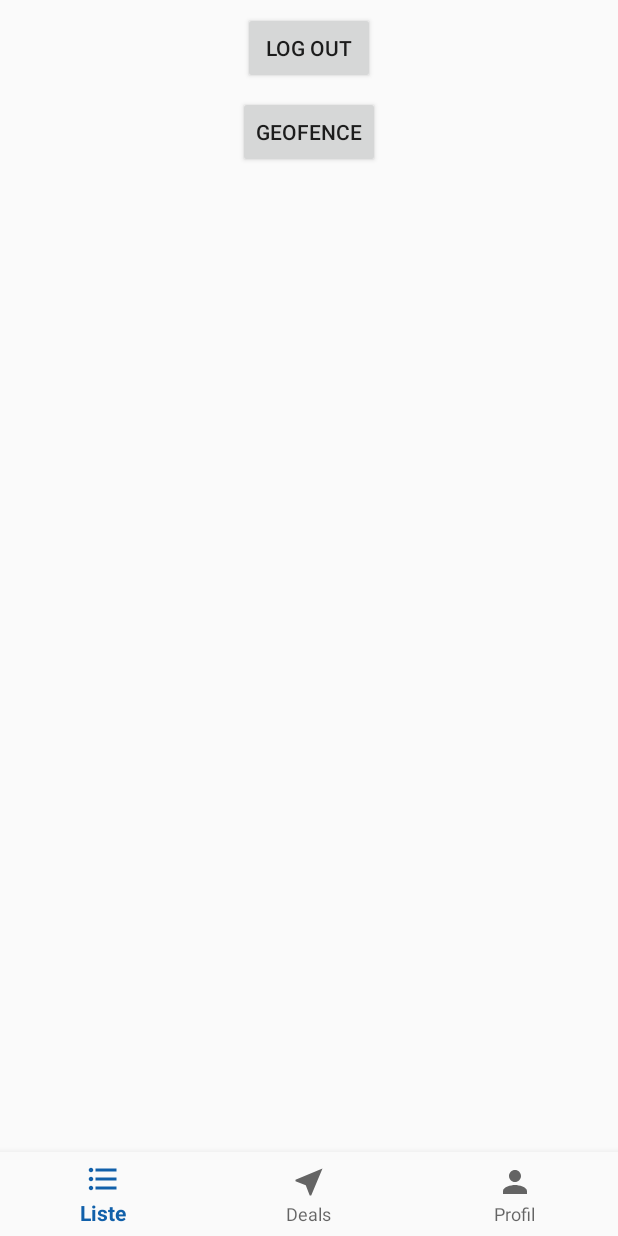
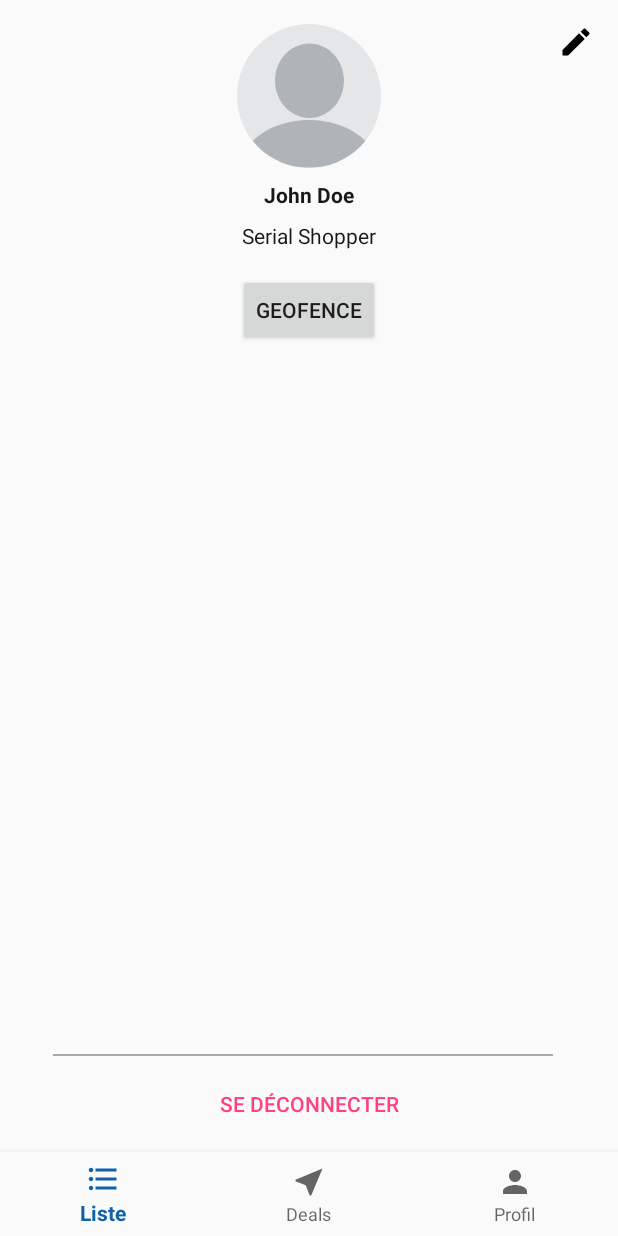
Before and after one commit to nothaldir/HETIC-Bart-Project, an Android app: the fragment ProfileFragment placed in its activity, on a phone screen of 412 x 824 dp. Run offline under Robolectric (Android 15) with nearby library versions, the phone set to English and light mode, and no system bars; our stand-ins replace CircleImageView; libraries missing offline, so code that uses them is left out: com.firebase.ui, com.mapbox.mapboxsdk; 1 statement that could not run was skipped.

Commit message:
:sparkles: profile fragment

```diff
--- a/app/build.gradle
+++ b/app/build.gradle
@@ -35,6 +35,7 @@ dependencies {
     implementation 'com.mapbox.mapboxsdk:mapbox-android-sdk:5.2.1'
     implementation 'com.android.support:design:26.1.0'
     implementation 'com.android.support:support-v4:26.1.0'
+    compile 'de.hdodenhof:circleimageview:2.2.0'
     testImplementation 'junit:junit:4.12'
     androidTestImplementation 'com.android.support.test:runner:1.0.1'
     androidTestImplementation 'com.android.support.test.espresso:espresso-core:3.0.1'
--- a/app/src/main/java/com/hetic/hetic_e18_bart/MainActivity.java
+++ b/app/src/main/java/com/hetic/hetic_e18_bart/MainActivity.java
@@ -30,6 +30,7 @@ public class MainActivity extends AppCompatActivity {
             // not signed in
             startActivityForResult(AuthUI.getInstance()
                             .createSignInIntentBuilder()
+                            .setTheme(R.style.AppTheme)
                             .setIsSmartLockEnabled(false)
                             .setAvailableProviders(
                                     Arrays.asList(
--- /dev/null
+++ b/app/src/main/res/drawable/ic_blank_profile_picture.xml
@@ -0,0 +1,15 @@
+<vector xmlns:android="http://schemas.android.com/apk/res/android"
+        android:width="401dp"
+        android:height="401dp"
+        android:viewportWidth="401.0"
+        android:viewportHeight="401.0">
+    <path
+        android:pathData="M-44.7,-44.7l490.4,0l0,490.4l-490.4,0z"
+        android:fillColor="#E4E6E7"/>
+    <path
+        android:pathData="m201,267.1c-103.4,0 -187.8,58.9 -192.5,132.8l385,0c-4.7,-73.9 -89.2,-132.8 -192.5,-132.8z"
+        android:fillColor="#AEB4B7"/>
+    <path
+        android:pathData="m297.6,158c0,57.2 -42.9,103.5 -95.9,103.5s-95.9,-46.3 -95.9,-103.5 42.9,-103.5 95.9,-103.5c53,0 95.9,46.4 95.9,103.5z"
+        android:fillColor="#AEB4B7"/>
+</vector>
--- /dev/null
+++ b/app/src/main/res/drawable/ic_edit_black_24dp.xml
@@ -0,0 +1,9 @@
+<vector xmlns:android="http://schemas.android.com/apk/res/android"
+        android:width="24dp"
+        android:height="24dp"
+        android:viewportWidth="24.0"
+        android:viewportHeight="24.0">
+    <path
+        android:fillColor="#FF000000"
+        android:pathData="M3,17.25V21h3.75L17.81,9.94l-3.75,-3.75L3,17.25zM20.71,7.04c0.39,-0.39 0.39,-1.02 0,-1.41l-2.34,-2.34c-0.39,-0.39 -1.02,-0.39 -1.41,0l-1.83,1.83 3.75,3.75 1.83,-1.83z"/>
+</vector>
--- a/app/src/main/res/layout/activity_home.xml
+++ b/app/src/main/res/layout/activity_home.xml
@@ -27,10 +27,9 @@
         android:animateLayoutChanges="true"
         app:layout_constraintBottom_toTopOf="@+id/navigation"
         app:layout_constraintEnd_toEndOf="parent"
-        app:layout_constraintHorizontal_bias="0.0"
         app:layout_constraintStart_toStartOf="parent"
         app:layout_constraintTop_toTopOf="parent"
-        app:layout_constraintVertical_bias="0">
+        app:layout_constraintVertical_bias="0.0">
     </FrameLayout>
 
 </android.support.constraint.ConstraintLayout>
--- a/app/src/main/res/layout/fragment_profile.xml
+++ b/app/src/main/res/layout/fragment_profile.xml
@@ -4,24 +4,35 @@
     android:layout_width="match_parent"
     android:layout_height="match_parent"
     tools:context="com.hetic.hetic_e18_bart.ProfileFragment">
-    <android.support.constraint.ConstraintLayout xmlns:android="http://schemas.android.com/apk/res/android"
-        xmlns:app="http://schemas.android.com/apk/res-auto"
-        xmlns:tools="http://schemas.android.com/tools"
+    <android.support.constraint.ConstraintLayout
         android:layout_width="match_parent"
-        android:layout_height="match_parent"
-        tools:context="com.hetic.hetic_e18_bart.MainActivity">
+        android:layout_height="match_parent">
+
+        <de.hdodenhof.circleimageview.CircleImageView xmlns:app="http://schemas.android.com/apk/res-auto"
+            android:id="@+id/profile_image"
+            android:layout_width="96dp"
+            android:layout_height="96dp"
+            android:layout_marginEnd="8dp"
+            android:layout_marginStart="8dp"
+            android:layout_marginTop="16dp"
+            android:src="@drawable/ic_blank_profile_picture"
+            app:layout_constraintEnd_toEndOf="parent"
+            app:layout_constraintStart_toStartOf="parent"
+            app:layout_constraintTop_toTopOf="parent" />
 
         <Button
             android:id="@+id/log_out_button"
+            style="?android:attr/borderlessButtonStyle"
             android:layout_width="wrap_content"
             android:layout_height="wrap_content"
+            android:layout_marginBottom="8dp"
             android:layout_marginEnd="8dp"
             android:layout_marginStart="8dp"
-            android:layout_marginTop="8dp"
-            android:text="Log Out"
+            android:text="Se déconnecter"
+            android:textColor="@color/colorAccent"
+            app:layout_constraintBottom_toTopOf="@+id/space"
             app:layout_constraintEnd_toEndOf="parent"
-            app:layout_constraintStart_toStartOf="parent"
-            app:layout_constraintTop_toTopOf="parent" />
+            app:layout_constraintStart_toStartOf="parent" />
 
         <Button
             android:id="@+id/geofence_button"
@@ -29,11 +40,67 @@
             android:layout_height="wrap_content"
             android:layout_marginEnd="8dp"
             android:layout_marginStart="8dp"
-            android:layout_marginTop="8dp"
+            android:layout_marginTop="16dp"
             android:text="GEOFENCE"
             app:layout_constraintEnd_toEndOf="parent"
             app:layout_constraintStart_toStartOf="parent"
-            app:layout_constraintTop_toBottomOf="@+id/log_out_button" />
+            app:layout_constraintTop_toBottomOf="@+id/textView2" />
+
+        <Space
+            android:id="@+id/space"
+            android:layout_width="match_parent"
+            android:layout_height="56dp"
+            app:layout_constraintBottom_toBottomOf="parent"
+            app:layout_constraintEnd_toEndOf="parent"
+            app:layout_constraintStart_toStartOf="parent" />
+
+        <ImageView
+            android:id="@+id/imageView"
+            android:layout_width="wrap_content"
+            android:layout_height="wrap_content"
+            android:layout_marginEnd="16dp"
+            android:layout_marginTop="16dp"
+            android:src="@drawable/ic_edit_black_24dp"
+            app:layout_constraintEnd_toEndOf="parent"
+            app:layout_constraintTop_toTopOf="parent" />
+
+        <View
+            android:id="@+id/view"
+            android:layout_width="333dp"
+            android:layout_height="1dp"
+            android:layout_marginBottom="8dp"
+            android:layout_marginEnd="8dp"
+            android:background="@android:color/darker_gray"
+            app:layout_constraintBottom_toTopOf="@+id/log_out_button"
+            app:layout_constraintEnd_toEndOf="parent"
+            app:layout_constraintStart_toStartOf="parent" />
+
+        <TextView
+            android:id="@+id/textView"
+            android:layout_width="wrap_content"
+            android:layout_height="wrap_content"
+            android:layout_marginEnd="8dp"
+            android:layout_marginStart="8dp"
+            android:layout_marginTop="8dp"
+            android:text="John Doe"
+            app:layout_constraintEnd_toEndOf="parent"
+            app:layout_constraintStart_toStartOf="parent"
+            app:layout_constraintTop_toBottomOf="@+id/profile_image"
+            android:textStyle="bold"
+            android:textColor="@color/colorText" />
+
+        <TextView
+            android:id="@+id/textView2"
+            android:layout_width="wrap_content"
+            android:layout_height="wrap_content"
+            android:layout_marginEnd="8dp"
+            android:layout_marginStart="8dp"
+            android:layout_marginTop="8dp"
+            android:text="Serial Shopper"
+            app:layout_constraintEnd_toEndOf="parent"
+            app:layout_constraintStart_toStartOf="parent"
+            app:layout_constraintTop_toBottomOf="@+id/textView"
+            android:textColor="@color/colorText" />
 
     </android.support.constraint.ConstraintLayout>
 </FrameLayout>
--- a/app/src/main/res/values/colors.xml
+++ b/app/src/main/res/values/colors.xml
@@ -1,6 +1,7 @@
 <?xml version="1.0" encoding="utf-8"?>
 <resources>
     <color name="colorPrimary">#1160aa</color>
-    <color name="colorPrimaryDark">#303F9F</color>
+    <color name="colorPrimaryDark">#0c467c</color>
     <color name="colorAccent">#FF4081</color>
+    <color name="colorText">#171717</color>
 </resources>
--- a/app/src/main/res/values/strings.xml
+++ b/app/src/main/res/values/strings.xml
@@ -1,5 +1,5 @@
 <resources>
-    <string name="app_name">hetic_e18_bart</string>
+    <string name="app_name">Bart</string>
     <string name="facebook_application_id" translatable="false">311360856052235</string>
     <!-- Facebook Application ID, prefixed by 'fb'.  Enables Chrome Custom tabs. -->
     <string name="facebook_login_protocol_scheme" translatable="false">fb311360856052235</string>
```
